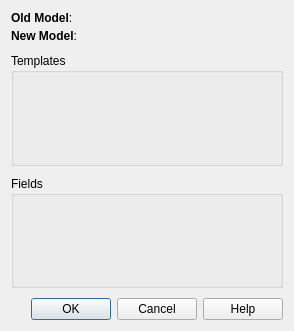
Qt form designer/changemodel.ui (ankitects/anki) before a commit.
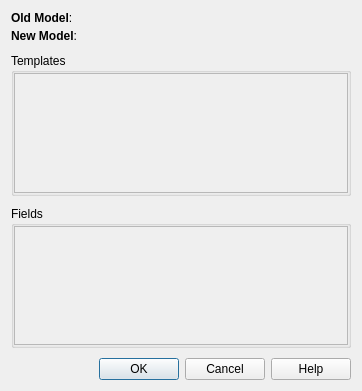
The same form after that commit.

Diff of the .ui file:
```diff
--- a/designer/changemodel.ui
+++ b/designer/changemodel.ui
@@ -6,8 +6,8 @@
    <rect>
     <x>0</x>
     <y>0</y>
-    <width>294</width>
-    <height>331</height>
+    <width>362</width>
+    <height>391</height>
    </rect>
   </property>
   <property name="windowTitle">
@@ -65,7 +65,7 @@
     </layout>
    </item>
    <item>
-    <widget class="QGroupBox" name="templateMap">
+    <widget class="QGroupBox" name="tgroup">
      <property name="sizePolicy">
       <sizepolicy hsizetype="Preferred" vsizetype="Expanding">
        <horstretch>0</horstretch>
@@ -75,10 +75,32 @@
      <property name="title">
       <string>Templates</string>
      </property>
+     <layout class="QVBoxLayout" name="verticalLayout_2">
+      <property name="margin">
+       <number>0</number>
+      </property>
+      <item>
+       <widget class="QScrollArea" name="scrollArea">
+        <property name="widgetResizable">
+         <bool>true</bool>
+        </property>
+        <widget class="QWidget" name="templateMap">
+         <property name="geometry">
+          <rect>
+           <x>0</x>
+           <y>0</y>
+           <width>330</width>
+           <height>120</height>
+          </rect>
+         </property>
+        </widget>
+       </widget>
+      </item>
+     </layout>
     </widget>
    </item>
    <item>
-    <widget class="QGroupBox" name="fieldMap">
+    <widget class="QGroupBox" name="fgroup">
      <property name="sizePolicy">
       <sizepolicy hsizetype="Preferred" vsizetype="Expanding">
        <horstretch>0</horstretch>
@@ -88,6 +110,28 @@
      <property name="title">
       <string>Fields</string>
      </property>
+     <layout class="QVBoxLayout" name="verticalLayout_3">
+      <property name="margin">
+       <number>0</number>
+      </property>
+      <item>
+       <widget class="QScrollArea" name="scrollArea_2">
+        <property name="widgetResizable">
+         <bool>true</bool>
+        </property>
+        <widget class="QWidget" name="fieldMap">
+         <property name="geometry">
+          <rect>
+           <x>0</x>
+           <y>0</y>
+           <width>330</width>
+           <height>119</height>
+          </rect>
+         </property>
+        </widget>
+       </widget>
+      </item>
+     </layout>
     </widget>
    </item>
    <item>
```
